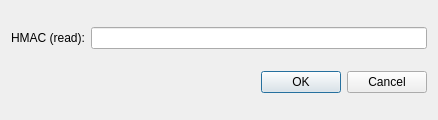
The window that ui/settings_dialog/SettingsDialog.ui (Ghitodin/LBReporter) describes before a commit, drawn with Qt 5.
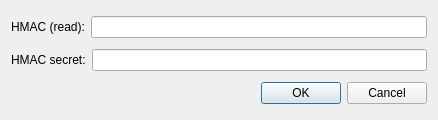
The same window after the commit.

What changed in the file:
```diff
--- a/ui/settings_dialog/SettingsDialog.ui
+++ b/ui/settings_dialog/SettingsDialog.ui
@@ -28,6 +28,20 @@
      </item>
     </layout>
    </item>
+   <item>
+    <layout class="QHBoxLayout" name="horizontalLayout_2">
+     <item>
+      <widget class="QLabel" name="label_2">
+       <property name="text">
+        <string>HMAC secret:</string>
+       </property>
+      </widget>
+     </item>
+     <item>
+      <widget class="QLineEdit" name="hmacSecretEdit"/>
+     </item>
+    </layout>
+   </item>
    <item>
     <widget class="QDialogButtonBox" name="buttonBox">
      <property name="orientation">
```
